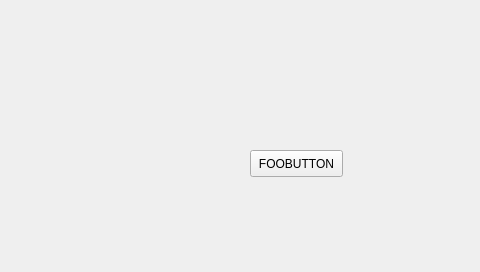
nickguthrie/embedd-gui, file src/vital_vio/vital_vio/mainwindow.ui: the form before one commit.
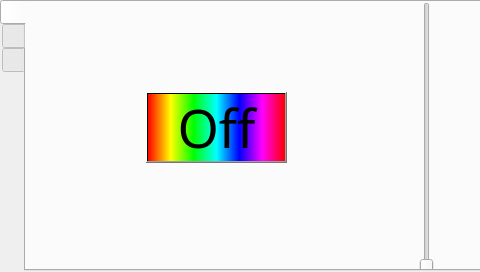
The form after the commit. Icons and pictures are not drawn.

The edit to the form file:
```diff
--- a/src/vital_vio/vital_vio/mainwindow.ui
+++ b/src/vital_vio/vital_vio/mainwindow.ui
@@ -14,18 +14,92 @@
    <string>MainWindow</string>
   </property>
   <widget class="QWidget" name="centralWidget">
-   <widget class="QPushButton" name="fooButton">
+   <widget class="QTabWidget" name="tabWidget">
     <property name="geometry">
      <rect>
-      <x>250</x>
-      <y>150</y>
-      <width>93</width>
-      <height>27</height>
+      <x>0</x>
+      <y>0</y>
+      <width>481</width>
+      <height>271</height>
      </rect>
     </property>
-    <property name="text">
-     <string>FOOBUTTON</string>
+    <property name="tabPosition">
+     <enum>QTabWidget::West</enum>
     </property>
+    <property name="tabShape">
+     <enum>QTabWidget::Rounded</enum>
+    </property>
+    <property name="currentIndex">
+     <number>0</number>
+    </property>
+    <property name="iconSize">
+     <size>
+      <width>50</width>
+      <height>50</height>
+     </size>
+    </property>
+    <widget class="QWidget" name="tab">
+     <attribute name="icon">
+      <iconset resource="Resources.qrc">
+       <normaloff>:/img/vv_icon.png</normaloff>:/img/vv_icon.png</iconset>
+     </attribute>
+     <attribute name="title">
+      <string/>
+     </attribute>
+     <widget class="QPushButton" name="offButton">
+      <property name="geometry">
+       <rect>
+        <x>120</x>
+        <y>90</y>
+        <width>141</width>
+        <height>71</height>
+       </rect>
+      </property>
+      <property name="font">
+       <font>
+        <family>Abyssinica SIL</family>
+        <pointsize>40</pointsize>
+       </font>
+      </property>
+      <property name="styleSheet">
+       <string notr="true">background-color: qlineargradient(spread:pad, x1:0, y1:0, x2:1, y2:0, stop:0 rgba(255, 0, 0, 255), stop:0.166 rgba(255, 255, 0, 255), stop:0.333 rgba(0, 255, 0, 255), stop:0.5 rgba(0, 255, 255, 255), stop:0.666 rgba(0, 0, 255, 255), stop:0.833 rgba(255, 0, 255, 255), stop:1 rgba(255, 0, 0, 255));</string>
+      </property>
+      <property name="text">
+       <string>Off</string>
+      </property>
+     </widget>
+     <widget class="QSlider" name="verticalSlider">
+      <property name="geometry">
+       <rect>
+        <x>390</x>
+        <y>0</y>
+        <width>21</width>
+        <height>271</height>
+       </rect>
+      </property>
+      <property name="orientation">
+       <enum>Qt::Vertical</enum>
+      </property>
+     </widget>
+    </widget>
+    <widget class="QWidget" name="tab_2">
+     <attribute name="icon">
+      <iconset resource="Resources.qrc">
+       <normaloff>:/img/vv_icon.png</normaloff>:/img/vv_icon.png</iconset>
+     </attribute>
+     <attribute name="title">
+      <string/>
+     </attribute>
+    </widget>
+    <widget class="QWidget" name="tab_3">
+     <attribute name="icon">
+      <iconset resource="Resources.qrc">
+       <normaloff>:/img/vv_icon.png</normaloff>:/img/vv_icon.png</iconset>
+     </attribute>
+     <attribute name="title">
+      <string/>
+     </attribute>
+    </widget>
    </widget>
   </widget>
  </widget>
```
Left out of the diff: 4 changed lines with no effect on the pictures.
